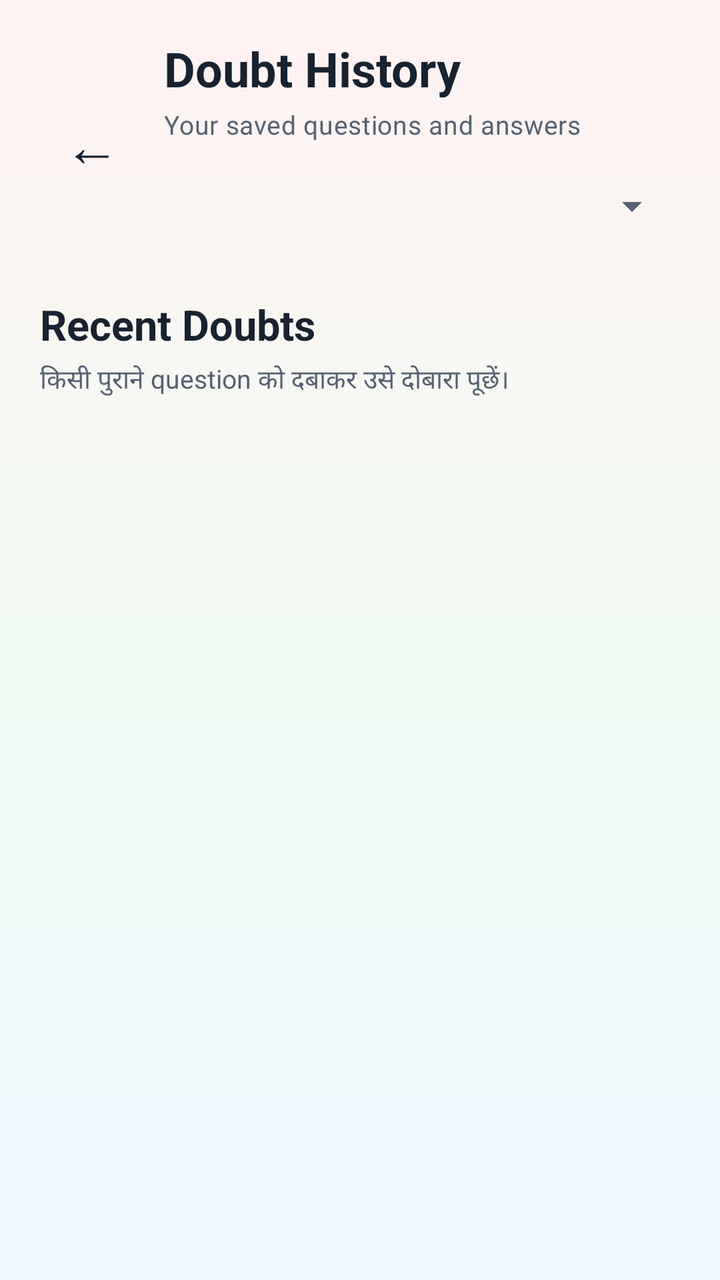
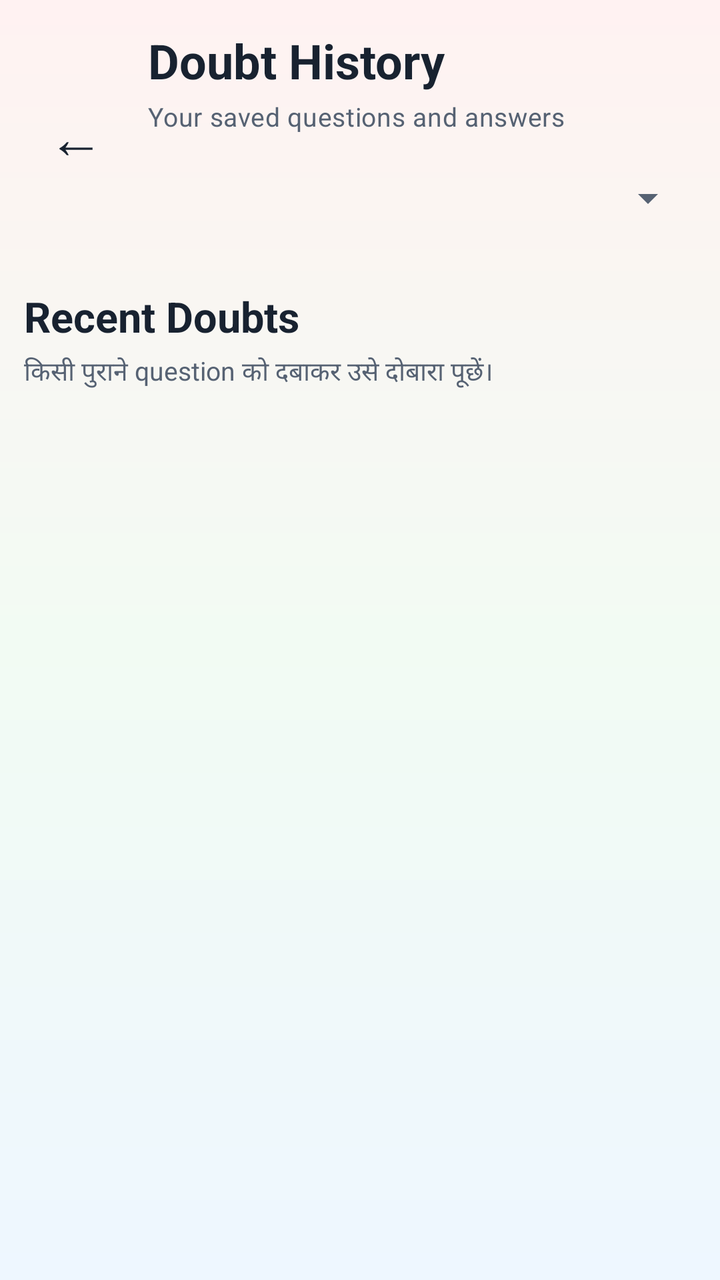

Screens rendered from an Android XML layout before and after an edit, with the pre-edit source and the edit as a unified diff.
<!-- AndroidManifest.xml: application theme Theme.StudySaathi -->
<!-- res/layout/activity_doubt_history.xml -->
<?xml version="1.0" encoding="utf-8"?>
<androidx.coordinatorlayout.widget.CoordinatorLayout xmlns:android="http://schemas.android.com/apk/res/android"
    xmlns:app="http://schemas.android.com/apk/res-auto"
    android:id="@+id/doubtHistoryRoot"
    android:layout_width="match_parent"
    android:layout_height="match_parent"
    android:background="@drawable/bg_app_soft_mix">

    <LinearLayout
        android:id="@+id/contentDoubtHistory"
        android:layout_width="match_parent"
        android:layout_height="match_parent"
        android:orientation="vertical"
        android:paddingStart="20dp"
        android:paddingTop="18dp"
        android:paddingEnd="20dp"
        android:paddingBottom="18dp">

        
        <LinearLayout
            android:layout_width="match_parent"
            android:layout_height="wrap_content"
            android:gravity="center_vertical"
            android:orientation="horizontal">

            <com.google.android.material.button.MaterialButton
                android:id="@+id/buttonBack"
                style="@style/Widget.Material3.Button.TextButton"
                android:layout_width="52dp"
                android:layout_height="52dp"
                android:contentDescription="@string/back"
                android:insetLeft="0dp"
                android:insetTop="0dp"
                android:insetRight="0dp"
                android:insetBottom="0dp"
                android:minWidth="0dp"
                android:text="←"
                android:textColor="@color/ss_text_primary"
                android:textSize="28sp"
                app:cornerRadius="16dp" />

            <LinearLayout
                android:layout_width="0dp"
                android:layout_height="wrap_content"
                android:layout_marginStart="10dp"
                android:layout_weight="1"
                android:orientation="vertical">

                <TextView
                    style="@style/TextAppearance.StudySaathi.Heading"
                    android:layout_width="match_parent"
                    android:layout_height="wrap_content"
                    android:text="@string/doubt_history_title"
                    android:textSize="24sp" />

                    <TextView
                        android:id="@+id/textHistoryStudent"
                    style="@style/TextAppearance.StudySaathi.Body"
                    android:layout_width="match_parent"
                    android:layout_height="wrap_content"
                    android:layout_marginTop="3dp"
                    android:text="@string/doubt_history_subtitle"
                        android:textSize="13sp" />

                    <Spinner
                        android:id="@+id/spinnerHistoryStudent"
                        android:layout_width="match_parent"
                        android:layout_height="48dp"
                        android:layout_marginTop="8dp"
                        android:contentDescription="Select student"
                        android:paddingStart="10dp"
                        android:paddingEnd="10dp" />

            </LinearLayout>

            <com.google.android.material.button.MaterialButton
                android:id="@+id/buttonClearHistory"
                style="@style/Widget.StudySaathi.Button.Outlined"
                android:layout_width="wrap_content"
                android:layout_height="44dp"
                android:layout_marginStart="8dp"
                android:minWidth="0dp"
                android:paddingStart="12dp"
                android:paddingEnd="12dp"
                android:text="@string/clear_doubt_history"
                android:textAllCaps="false"
                android:textColor="@color/ss_error"
                android:textSize="12sp"
                android:visibility="gone"
                app:backgroundTint="@color/ss_red_soft"
                app:strokeColor="@color/ss_red_border" />

        </LinearLayout>

        
        <com.google.android.material.card.MaterialCardView
            android:id="@+id/cardHistoryFilters"
            android:layout_width="match_parent"
            android:layout_height="wrap_content"
            android:layout_marginTop="19dp"
            android:visibility="gone"
            app:cardBackgroundColor="@android:color/transparent"
            app:cardCornerRadius="0dp"
            app:cardElevation="0dp"
            app:strokeWidth="0dp">

            <LinearLayout
                android:layout_width="match_parent"
                android:layout_height="wrap_content"
                android:orientation="vertical"
                android:padding="0dp">

                <TextView
                    android:layout_width="match_parent"
                    android:layout_height="wrap_content"
                    android:fontFamily="sans-serif-rounded"
                    android:text="@string/search_saved_questions"
                    android:textColor="@color/ss_text_primary"
                    android:textSize="17sp"
                    android:textStyle="bold"
                    android:visibility="gone" />

                <com.google.android.material.textfield.TextInputLayout
                    style="@style/Widget.Material3.TextInputLayout.OutlinedBox"
                    android:layout_width="match_parent"
                    android:layout_height="wrap_content"
                    android:layout_marginTop="0dp"
                    android:hint="@string/search_doubt_hint"
                    app:boxBackgroundColor="@color/ss_surface"
                    app:boxCornerRadiusBottomEnd="16dp"
                    app:boxCornerRadiusBottomStart="16dp"
                    app:boxCornerRadiusTopEnd="16dp"
                    app:boxCornerRadiusTopStart="16dp"
                    app:boxStrokeColor="@color/ss_primary"
                    app:startIconDrawable="@android:drawable/ic_menu_search"
                    app:startIconTint="@color/ss_primary">

                    <com.google.android.material.textfield.TextInputEditText
                        android:id="@+id/editSearchHistory"
                        android:layout_width="match_parent"
                        android:layout_height="wrap_content"
                        android:fontFamily="sans-serif"
                        android:imeOptions="actionSearch"
                        android:inputType="text"
                        android:maxLines="1"
                        android:textColor="@color/ss_text_primary"
                        android:textSize="14sp" />

                </com.google.android.material.textfield.TextInputLayout>

                <com.google.android.material.textfield.TextInputLayout
                    style="@style/Widget.Material3.TextInputLayout.OutlinedBox.ExposedDropdownMenu"
                    android:layout_width="match_parent"
                    android:layout_height="wrap_content"
                    android:layout_marginTop="11dp"
                    android:hint="@string/filter_by_subject"
                    app:boxBackgroundColor="@color/ss_surface"
                    app:boxCornerRadiusBottomEnd="16dp"
                    app:boxCornerRadiusBottomStart="16dp"
                    app:boxCornerRadiusTopEnd="16dp"
                    app:boxCornerRadiusTopStart="16dp"
                    app:boxStrokeColor="@color/ss_primary">

                    <com.google.android.material.textfield.MaterialAutoCompleteTextView
                        android:id="@+id/dropdownHistorySubject"
                        android:layout_width="match_parent"
                        android:layout_height="wrap_content"
                        android:fontFamily="sans-serif"
                        android:inputType="none"
                        android:textColor="@color/ss_text_primary"
                        android:textSize="14sp" />

                </com.google.android.material.textfield.TextInputLayout>

                <LinearLayout
                    android:layout_width="match_parent"
                    android:layout_height="wrap_content"
                    android:layout_marginTop="11dp"
                    android:gravity="center_vertical"
                    android:orientation="horizontal"
                    android:visibility="gone">

                    <TextView
                        android:id="@+id/textFilterResultCount"
                        android:layout_width="0dp"
                        android:layout_height="wrap_content"
                        android:layout_weight="1"
                        android:fontFamily="sans-serif"
                        android:text="@string/no_saved_doubts_count"
                        android:textColor="@color/ss_text_secondary"
                        android:textSize="12sp" />

                    <com.google.android.material.button.MaterialButton
                        android:id="@+id/buttonClearFilters"
                        style="@style/Widget.Material3.Button.TextButton"
                        android:layout_width="wrap_content"
                        android:layout_height="42dp"
                        android:minWidth="0dp"
                        android:text="@string/clear_doubt_filters"
                        android:textAllCaps="false"
                        android:textColor="@color/ss_primary"
                        android:textSize="12sp" />

                </LinearLayout>

            </LinearLayout>

        </com.google.android.material.card.MaterialCardView>

        <androidx.core.widget.NestedScrollView
            android:id="@+id/doubtResultsScrollView"
            android:layout_width="match_parent"
            android:layout_height="0dp"
            android:layout_weight="1"
            android:clipToPadding="false"
            android:fillViewport="true"
            android:overScrollMode="never">

            <LinearLayout
                android:layout_width="match_parent"
                android:layout_height="wrap_content"
                android:orientation="vertical"
                android:paddingBottom="14dp">

                <TextView
                    android:layout_width="match_parent"
                    android:layout_height="wrap_content"
                    android:layout_marginTop="21dp"
                    android:fontFamily="sans-serif-rounded"
                    android:text="@string/recent_doubts"
                    android:textColor="@color/ss_text_primary"
                    android:textSize="21sp"
                    android:textStyle="bold" />

                <TextView
                    android:layout_width="match_parent"
                    android:layout_height="wrap_content"
                    android:layout_marginTop="4dp"
                    android:fontFamily="sans-serif"
                    android:text="@string/recent_doubts_description"
                    android:textColor="@color/ss_text_secondary"
                    android:textSize="13sp" />

                <FrameLayout
                    android:layout_width="match_parent"
                    android:layout_height="wrap_content"
                    android:layout_marginTop="14dp">

            <androidx.recyclerview.widget.RecyclerView
                android:id="@+id/recyclerDoubtHistory"
                android:layout_width="match_parent"
                android:layout_height="wrap_content"
                android:clipToPadding="false"
                android:nestedScrollingEnabled="false"
                android:overScrollMode="never"
                android:paddingBottom="14dp" />

            <com.google.android.material.card.MaterialCardView
                android:id="@+id/cardEmptyDoubtHistory"
                android:layout_width="match_parent"
                android:layout_height="wrap_content"
                android:layout_gravity="center"
                android:visibility="gone"
                app:cardBackgroundColor="@color/ss_surface"
                app:cardCornerRadius="22dp"
                app:cardElevation="0dp"
                app:strokeColor="@color/ss_outline"
                app:strokeWidth="1dp">

                <LinearLayout
                    android:layout_width="match_parent"
                    android:layout_height="wrap_content"
                    android:gravity="center"
                    android:orientation="vertical"
                    android:padding="25dp">

                    <TextView
                        android:layout_width="66dp"
                        android:layout_height="66dp"
                        android:fontFamily="sans-serif-rounded"
                        android:gravity="center"
                        android:text="?"
                        android:textColor="@color/ss_primary"
                        android:textSize="34sp"
                        android:textStyle="bold" />

                    <TextView
                        android:id="@+id/textEmptyHistoryTitle"
                        android:layout_width="match_parent"
                        android:layout_height="wrap_content"
                        android:layout_marginTop="8dp"
                        android:fontFamily="sans-serif-rounded"
                        android:gravity="center"
                        android:text="@string/no_doubt_history"
                        android:textColor="@color/ss_text_primary"
                        android:textSize="18sp"
                        android:textStyle="bold" />

                    <TextView
                        android:id="@+id/textEmptyHistoryDescription"
                        android:layout_width="match_parent"
                        android:layout_height="wrap_content"
                        android:layout_marginTop="6dp"
                        android:fontFamily="sans-serif"
                        android:gravity="center"
                        android:lineSpacingExtra="2dp"
                        android:text="@string/no_doubt_history_description"
                        android:textColor="@color/ss_text_secondary"
                        android:textSize="14sp" />

                    <com.google.android.material.button.MaterialButton
                        android:id="@+id/buttonStartAsking"
                        style="@style/Widget.StudySaathi.Button.Primary"
                        android:layout_width="match_parent"
                        android:layout_height="wrap_content"
                        android:layout_marginTop="18dp"
                        android:text="@string/start_asking_questions"
                        android:textAllCaps="false"
                        android:textSize="15sp" />

                </LinearLayout>

            </com.google.android.material.card.MaterialCardView>

                </FrameLayout>

            </LinearLayout>

        </androidx.core.widget.NestedScrollView>

    </LinearLayout>

    <com.google.android.material.progressindicator.CircularProgressIndicator
        android:id="@+id/progressDoubtHistory"
        android:layout_width="48dp"
        android:layout_height="48dp"
        android:layout_gravity="center"
        android:visibility="gone"
        app:indicatorColor="@color/ss_primary"
        app:indicatorSize="48dp"
        app:trackColor="@color/ss_blue_soft"
        app:trackThickness="5dp" />

</androidx.coordinatorlayout.widget.CoordinatorLayout>
<!-- resources referenced by this layout -->
<resources>
  <color name="ss_blue_soft">#EAF2FF</color>
  <color name="ss_error">#BA1A1A</color>
  <color name="ss_outline">#D6DEE9</color>
  <color name="ss_primary">#2457C5</color>
  <color name="ss_red_border">#E9BDBD</color>
  <color name="ss_red_soft">#FFF0F0</color>
  <color name="ss_surface">#FFFFFF</color>
  <color name="ss_text_primary">#182230</color>
  <color name="ss_text_secondary">#566273</color>
  <string name="back">Back</string>
  <string name="clear_doubt_filters">
          Clear Filters
      </string>
  <string name="clear_doubt_history">
          Clear All
      </string>
  <string name="doubt_history_subtitle">
          Your saved questions and answers
      </string>
  <string name="doubt_history_title">
          Doubt History
      </string>
  <string name="filter_by_subject">
          Filter by Subject
      </string>
  <string name="no_doubt_history">
          No saved questions yet
      </string>
  <string name="no_doubt_history_description">
          Ask Study Saathi में कोई प्रश्न पूछने के बाद उसका answer यहाँ सुरक्षित दिखाई देगा।
      </string>
  <string name="no_saved_doubts_count">
          0 saved doubts
      </string>
  <string name="recent_doubts">
          Recent Doubts
      </string>
  <string name="recent_doubts_description">
          किसी पुराने question को दबाकर उसे दोबारा पूछें।
      </string>
  <string name="search_doubt_hint">
          Search question, answer or chapter
      </string>
  <string name="search_saved_questions">
          Search Saved Questions
      </string>
  <string name="start_asking_questions">
          Ask a Question
      </string>
  <style name="TextAppearance.StudySaathi.Body" parent="TextAppearance.Material3.BodyMedium">
          <item name="android:fontFamily">sans-serif</item>
          <item name="fontFamily">sans-serif</item>
          <item name="android:textColor">@color/ss_text_secondary</item>
      </style>
  <style name="TextAppearance.StudySaathi.Heading" parent="TextAppearance.Material3.HeadlineSmall">
          <item name="android:fontFamily">sans-serif-rounded</item>
          <item name="fontFamily">sans-serif-rounded</item>
          <item name="android:textStyle">bold</item>
          <item name="android:textColor">@color/ss_text_primary</item>
      </style>
  <style name="Widget.StudySaathi.Button.Primary" parent="Widget.Material3.Button">
          <item name="cornerRadius">18dp</item>
          <item name="android:minHeight">56dp</item>
          <item name="android:textStyle">bold</item>
          <item name="backgroundTint">@color/ss_primary</item>
          <item name="android:textColor">@color/ss_on_primary</item>
      </style>
  <color name="ss_outline_strong">#B9C5D5</color>
  <color name="ss_on_primary">#FFFFFF</color>
  <color name="ss_primary_dark">#173F99</color>
  <color name="ss_secondary">#087F8C</color>
  <color name="ss_on_secondary">#FFFFFF</color>
  <color name="ss_teal_soft">#EAF8F8</color>
  <color name="ss_tertiary">#8A5A00</color>
  <color name="ss_on_tertiary">#FFFFFF</color>
  <color name="ss_yellow_soft">#FFF8E8</color>
  <color name="ss_background">#F7F9FC</color>
  <color name="ss_surface_soft">#F0F4FA</color>
  <color name="white">#FFFFFFFF</color>
  <!-- unchanged entries left out for length: 3 -->
</resources>

<!-- the commit's change to res/layout/activity_doubt_history.xml (unified diff, before → after) -->
@@ -11,10 +11,10 @@
         android:layout_width="match_parent"
         android:layout_height="match_parent"
         android:orientation="vertical"
-        android:paddingStart="20dp"
-        android:paddingTop="18dp"
-        android:paddingEnd="20dp"
-        android:paddingBottom="18dp">
+        android:paddingStart="12dp"
+        android:paddingTop="14dp"
+        android:paddingEnd="12dp"
+        android:paddingBottom="14dp">
 
         
         <LinearLayout
@@ -165,6 +165,10 @@
                         android:id="@+id/dropdownHistorySubject"
                         android:layout_width="match_parent"
                         android:layout_height="wrap_content"
+                    android:dropDownHeight="320dp"
+                    android:popupElevation="8dp"
+                    android:popupBackground="@drawable/bg_professional_dropdown_popup"
+                    android:verticalOffset="6dp"
                         android:fontFamily="sans-serif"
                         android:inputType="none"
                         android:textColor="@color/ss_text_primary"
@@ -272,7 +276,7 @@
                     android:layout_height="wrap_content"
                     android:gravity="center"
                     android:orientation="vertical"
-                    android:padding="25dp">
+                    android:padding="12dp">
 
                     <TextView
                         android:layout_width="66dp"
@@ -313,7 +317,7 @@
                         style="@style/Widget.StudySaathi.Button.Primary"
                         android:layout_width="match_parent"
                         android:layout_height="wrap_content"
-                        android:layout_marginTop="18dp"
+                        android:layout_marginTop="14dp"
                         android:text="@string/start_asking_questions"
                         android:textAllCaps="false"
                         android:textSize="15sp" />
<!-- resource entries referenced after the edit -->
@@ -9,6 +9,21 @@
   <color name="ss_surface">#FFFFFF</color>
   <color name="ss_text_primary">#182230</color>
   <color name="ss_text_secondary">#566273</color>
+  <!-- drawable bg_professional_dropdown_popup (drawable) -->
+  <?xml version="1.0" encoding="utf-8"?>
+  <shape xmlns:android="http://schemas.android.com/apk/res/android"
+      android:shape="rectangle">
+      <solid android:color="@color/ss_surface" />
+      <corners android:radius="16dp" />
+      <stroke
+          android:width="1dp"
+          android:color="@color/ss_outline" />
+      <padding
+          android:left="4dp"
+          android:top="6dp"
+          android:right="4dp"
+          android:bottom="6dp" />
+  </shape>
   <string name="back">Back</string>
   <string name="clear_doubt_filters">
           Clear Filters
